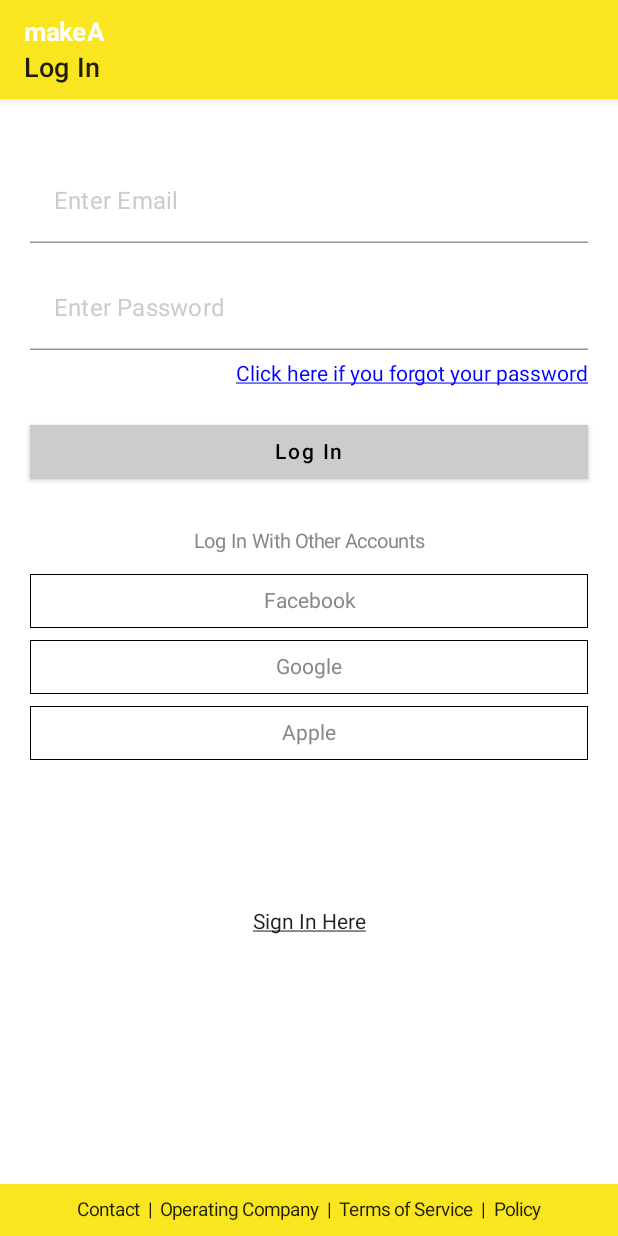
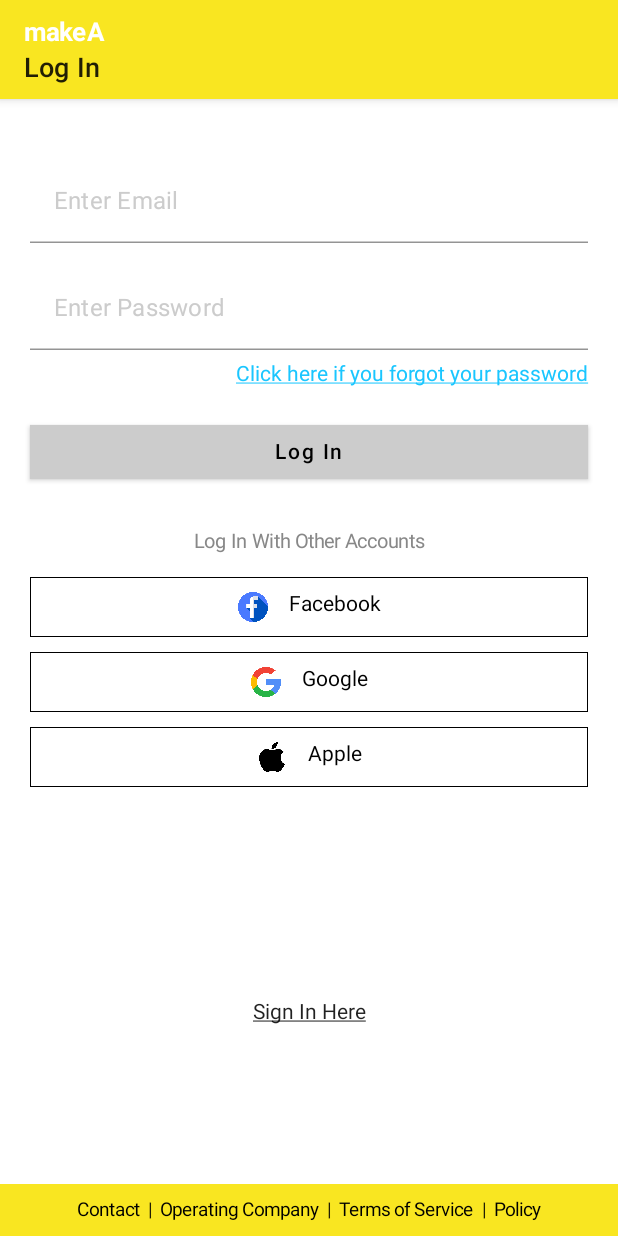
Before and after one commit to tpnanh/JetpackCompose, an Android app built with Jetpack Compose: the screen it shows after launch (MainActivity), on a phone screen of 412 x 824 dp. Run offline under Robolectric (Android 15) with nearby library versions, the phone set to English and light mode, and no system bars; our stand-ins replace constraintlayout-compose.

Commit message:
feature(login): create login screen layout

```diff
--- a/app/build.gradle
+++ b/app/build.gradle
@@ -62,4 +62,7 @@ dependencies {
     androidTestImplementation 'androidx.test.espresso:espresso-core:3.4.0'
     androidTestImplementation "androidx.compose.ui:ui-test-junit4:$compose_version"
     debugImplementation "androidx.compose.ui:ui-tooling:$compose_version"
+
+    //ConstrainLayout
+    implementation "androidx.constraintlayout:constraintlayout-compose:1.0.0-beta02"
 }
--- a/app/src/main/java/com/example/jetpackcompose/MainActivity.kt
+++ b/app/src/main/java/com/example/jetpackcompose/MainActivity.kt
@@ -4,26 +4,37 @@ import android.os.Bundle
 import androidx.activity.ComponentActivity
 import androidx.activity.compose.setContent
 import androidx.compose.foundation.BorderStroke
+import androidx.compose.foundation.Image
 import androidx.compose.foundation.background
 import androidx.compose.foundation.border
 import androidx.compose.foundation.layout.*
+import androidx.compose.foundation.text.ClickableText
 import androidx.compose.material.*
 import androidx.compose.runtime.Composable
+import androidx.compose.runtime.mutableStateOf
+import androidx.compose.runtime.remember
 import androidx.compose.ui.Alignment
+import androidx.compose.ui.Alignment.Companion.Center
 import androidx.compose.ui.Alignment.Companion.CenterVertically
 import androidx.compose.ui.Modifier
 import androidx.compose.ui.graphics.Color
+import androidx.compose.ui.res.painterResource
+import androidx.compose.ui.text.AnnotatedString
 import androidx.compose.ui.text.TextStyle
 import androidx.compose.ui.text.font.FontWeight
+import androidx.compose.ui.text.input.PasswordVisualTransformation
+import androidx.compose.ui.text.input.TextFieldValue
+import androidx.compose.ui.text.input.VisualTransformation
 import androidx.compose.ui.text.style.TextAlign
 import androidx.compose.ui.text.style.TextDecoration
 import androidx.compose.ui.tooling.preview.Preview
 import androidx.compose.ui.unit.dp
 import androidx.compose.ui.unit.sp
+import androidx.constraintlayout.compose.ConstraintLayout
 import com.example.jetpackcompose.ui.theme.JetpackComposeTheme
 
 val customYellow = Color(0xFFF9E621)
-
+val customBlue = Color(0xFF1ac6ff)
 
 class MainActivity : ComponentActivity() {
     override fun onCreate(savedInstanceState: Bundle?) {
@@ -49,12 +60,18 @@ fun LogInScreen() {
             ForgotPasswordText()
             LogInButton()
             LogInWithOtherAccounts()
-            LogInWith(2, "Facebook")
-            LogInWith(2, "Google")
-            LogInWith(2, "Apple")
+            LogInWith(R.drawable.facebook, "Facebook")
+            LogInWith(R.drawable.google, "Google")
+            LogInWith(R.drawable.apple, "Apple")
+        }
+        ConstraintLayout(
+            modifier = Modifier
+                .fillMaxWidth()
+                .fillMaxHeight(),
+        ) {
             SignInText()
+            InformationButton()
         }
-        InformationButton()
     }
 }
 
@@ -88,10 +105,11 @@ fun ToolBar() {
 
 @Composable
 fun UserInput() {
+    val emailText = remember { mutableStateOf(TextFieldValue()) }
     TextField(
-        value = "",
+        value = emailText.value,
         onValueChange = {
-//
+            emailText.value = it
         },
         placeholder = { Text("Enter Email", color = Color.LightGray) },
         colors = TextFieldDefaults.textFieldColors(backgroundColor = Color.White),
@@ -103,10 +121,11 @@ fun UserInput() {
 
 @Composable
 fun PasswordInput() {
+    val passwordText = remember { mutableStateOf(TextFieldValue()) }
     TextField(
-        value = "",
+        value = passwordText.value,
         onValueChange = {
-//
+            passwordText.value = it
         },
         placeholder = { Text("Enter Password", color = Color.LightGray) },
         colors = TextFieldDefaults.textFieldColors(
@@ -123,7 +142,7 @@ fun ForgotPasswordText() {
     Text(
         "Click here if you forgot your password",
         style = TextStyle(textDecoration = TextDecoration.Underline),
-        color = Color.Blue,
+        color = customBlue,
         modifier = Modifier
             .fillMaxWidth()
             .padding(top = 8.dp),
@@ -162,20 +181,31 @@ fun LogInWithOtherAccounts() {
 
 @Composable
 fun LogInWith(icon: Int, text: String) {
-    Text(
-        text,
-        color = Color.Gray,
-        fontSize = 14.sp,
-        modifier = Modifier
-            .fillMaxWidth()
-            .padding(top = 8.dp)
+    Box(
+        Modifier
+            .padding(top = 10.dp)
             .border(
                 border = BorderStroke(0.5.dp, color = Color.Black),
                 shape = MaterialTheme.shapes.large
             )
-            .absolutePadding(top = 10.dp, bottom = 10.dp),
-        textAlign = TextAlign.Center
-    )
+            .absolutePadding(top = 10.dp, bottom = 10.dp)
+            .fillMaxWidth(),
+        contentAlignment = Center
+    ) {
+        Row(Modifier.wrapContentWidth()) {
+            Image(
+                painter = painterResource(id = icon),
+                contentDescription = text,
+                modifier = Modifier.size(20.dp)
+            )
+            Text(
+                text,
+                color = Color.Black,
+                fontSize = 14.sp,
+                modifier = Modifier.padding(start = 14.dp)
+            )
+        }
+    }
 }
 
 @Composable
@@ -186,8 +216,9 @@ fun SignInText() {
         style = TextStyle(textDecoration = TextDecoration.Underline),
         modifier = Modifier
             .fillMaxWidth()
-            .padding(top = 100.dp),
-        textAlign = TextAlign.Center
+            .fillMaxHeight()
+            .wrapContentWidth(Alignment.CenterHorizontally)
+            .wrapContentHeight(CenterVertically)
     )
 }
 
@@ -202,27 +233,39 @@ fun InformationButton() {
             .padding(horizontal = 16.dp, vertical = 10.dp),
         Arrangement.Center
     ) {
-        Text(
-            text = "Contact  |  ",
-            fontSize = 12.5.sp,
+        ClickableText(
+            text = AnnotatedString("Contact"), onClick = {},
+            style = TextStyle(fontSize = 12.5.sp),
             modifier = Modifier.background(color = Color.Transparent)
         )
-        Text(
-            text = "Operating Company  |  ",
-            fontSize = 12.5.sp,
+        VerticleLine()
+        ClickableText(
+            text = AnnotatedString("Operating Company"), onClick = {},
+            style = TextStyle(fontSize = 12.5.sp),
             modifier = Modifier.background(color = Color.Transparent)
         )
-        Text(
-            text = "Terms of Service  |  ",
-            fontSize = 12.5.sp,
+        VerticleLine()
+        ClickableText(
+            text = AnnotatedString("Terms of Service"), onClick = {},
+            style = TextStyle(fontSize = 12.5.sp),
             modifier = Modifier.background(color = Color.Transparent)
         )
-        Text(
-            text = "Policy",
-            fontSize = 12.5.sp,
+        VerticleLine()
+        ClickableText(
+            text = AnnotatedString("Policy"), onClick = {},
+            style = TextStyle(fontSize = 12.5.sp),
             modifier = Modifier.background(color = Color.Transparent)
         )
     }
+}
+
+@Composable
+fun VerticleLine() {
+    Text(
+        text = "  |  ",
+        fontSize = 12.5.sp,
+        modifier = Modifier.background(color = Color.Transparent)
+    )
 }
 
 @Preview(showBackground = true)
```
Also changed, not shown: app/src/main/res/drawable/apple.png (added), app/src/main/res/drawable/eye_closed.png (added), app/src/main/res/drawable/eye_open.png (added), app/src/main/res/drawable/facebook.png (added), app/src/main/res/drawable/google.png (added).
